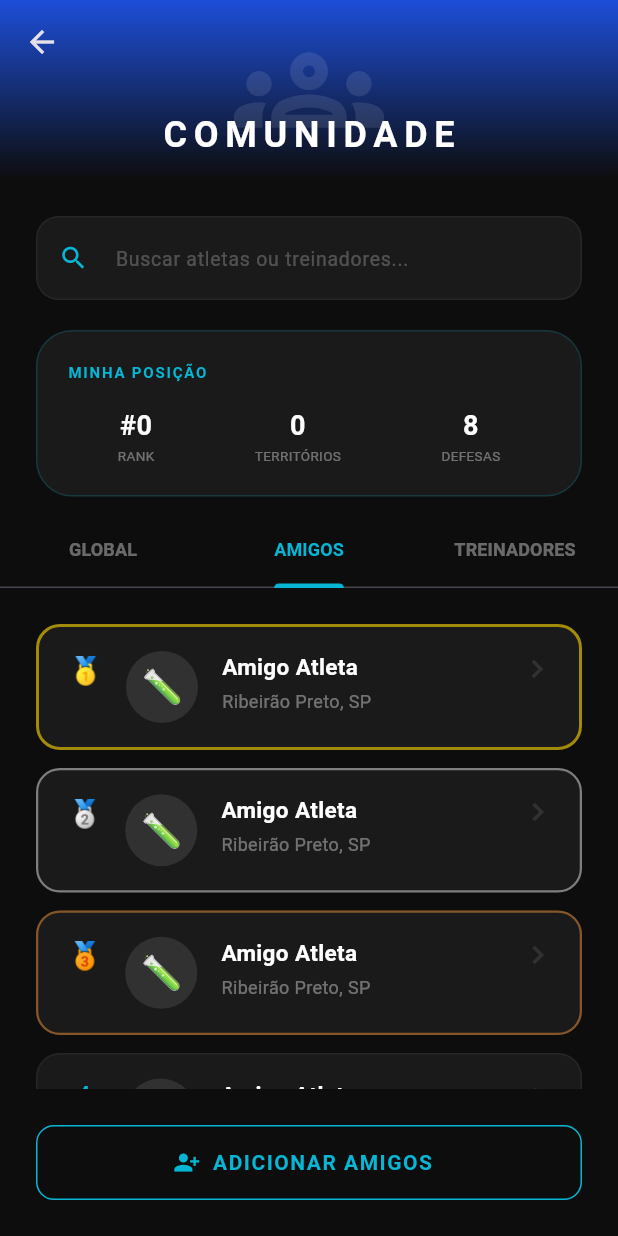
After one commit to Joaohnt27/fitlab_mobile2, a Flutter app: the CommunityScreen screen opened directly, tab 2 chosen, on a phone screen of 412 x 824 dp. The commit adds this screen. Run offline on Flutter 3.47's test engine with Material 3 defaults, Android fonts, the phone set to English and light mode, and no system bars; our stand-ins replace device_preview, mask_text_input_formatter; accounts and stored records are empty.

Commit message:
feat: add community screen

```diff
--- /dev/null
+++ b/lib/models/community_model.dart
@@ -0,0 +1,28 @@
+enum Trend { up, down, same }
+
+class RankingUser {
+  final int id;
+  final String name;
+  final String avatar;
+  final int territories;
+  final int defended;
+  final int captured;
+  final Trend trend;
+  final int rank;
+
+  RankingUser({
+    required this.id, required this.name, required this.avatar,
+    required this.territories, required this.defended,
+    required this.captured, required this.trend, required this.rank,
+  });
+}
+
+class Friend {
+  final int id;
+  final String name;
+  final String avatar;
+  final bool isOnline;
+  final int territories;
+
+  Friend({required this.id, required this.name, required this.avatar, required this.isOnline, required this.territories});
+}
--- /dev/null
+++ b/lib/screens/community_screen.dart
@@ -0,0 +1,478 @@
+import 'package:flutter/material.dart';
+import 'package:provider/provider.dart';
+import '../providers/user_provider.dart';
+
+class CommunityScreen extends StatelessWidget {
+  const CommunityScreen({super.key});
+
+  @override
+  Widget build(BuildContext context) {
+    return DefaultTabController(
+      length: 3,
+      child: Scaffold(
+        backgroundColor: const Color(0xFF0D0D0D),
+        body: CustomScrollView(
+          physics: const BouncingScrollPhysics(),
+          slivers: [
+            // 1. Header Estilo Workout
+            _buildSliverHeader(),
+
+            // 2. Campo de Busca
+            SliverToBoxAdapter(
+              child: Padding(
+                padding: const EdgeInsets.fromLTRB(24, 24, 24, 8),
+                child: _buildSearchBar(),
+              ),
+            ),
+
+            // 3. Card "Minha Posição"
+            SliverToBoxAdapter(
+              child: Padding(
+                padding: const EdgeInsets.symmetric(
+                  horizontal: 24,
+                  vertical: 12,
+                ),
+                child: _buildMyRankCard(context),
+              ),
+            ),
+
+            // 4. TabBar Fixa (Sticky)
+            SliverPersistentHeader(
+              pinned: true,
+              delegate: _SliverAppBarDelegate(
+                const TabBar(
+                  indicatorColor: Color(0xFF06B6D4),
+                  indicatorWeight: 3,
+                  labelColor: Color(0xFF06B6D4),
+                  unselectedLabelColor: Colors.white38,
+                  labelStyle: TextStyle(
+                    fontWeight: FontWeight.bold,
+                    fontSize: 12,
+                  ),
+                  tabs: [
+                    Tab(text: "GLOBAL"),
+                    Tab(text: "AMIGOS"),
+                    Tab(text: "TREINADORES"),
+                  ],
+                ),
+              ),
+            ),
+
+            // 5. Conteúdo das Abas
+            SliverFillRemaining(
+              child: TabBarView(
+                children: [
+                  _buildGlobalTab(),
+                  _buildFriendsTab(),
+                  _buildTrainersTab(context),
+                ],
+              ),
+            ),
+          ],
+        ),
+      ),
+    );
+  }
+
+  // --- COMPONENTES DE INTERFACE ---
+
+  Widget _buildSliverHeader() {
+    return SliverAppBar(
+      expandedHeight: 120.0,
+      pinned: true,
+      backgroundColor: const Color(0xFF1A1A1A),
+      flexibleSpace: FlexibleSpaceBar(
+        centerTitle: true,
+        title: const Text(
+          "COMUNIDADE",
+          style: TextStyle(
+            color: Colors.white,
+            fontSize: 16,
+            fontWeight: FontWeight.bold,
+            letterSpacing: 3,
+          ),
+        ),
+        background: Container(
+          decoration: const BoxDecoration(
+            gradient: LinearGradient(
+              begin: Alignment.topCenter,
+              end: Alignment.bottomCenter,
+              colors: [Color(0xFF1D4ED8), Color(0xFF0D0D0D)],
+            ),
+          ),
+          child: const Opacity(
+            opacity: 0.1,
+            child: Icon(Icons.groups_outlined, size: 100, color: Colors.white),
+          ),
+        ),
+      ),
+    );
+  }
+
+  Widget _buildSearchBar() {
+    return Container(
+      decoration: BoxDecoration(
+        color: const Color(0xFF1A1A1A),
+        borderRadius: BorderRadius.circular(15),
+        border: Border.all(color: Colors.white.withOpacity(0.05)),
+      ),
+      child: const TextField(
+        style: TextStyle(color: Colors.white),
+        decoration: InputDecoration(
+          hintText: "Buscar atletas ou treinadores...",
+          hintStyle: TextStyle(color: Colors.white24, fontSize: 13),
+          prefixIcon: Icon(Icons.search, color: Color(0xFF06B6D4), size: 20),
+          border: InputBorder.none,
+          contentPadding: EdgeInsets.symmetric(vertical: 15),
+        ),
+      ),
+    );
+  }
+
+  Widget _buildMyRankCard(BuildContext context) {
+    final user = Provider.of<UserProvider>(context).usuarioLogado;
+    return Container(
+      padding: const EdgeInsets.all(20),
+      decoration: BoxDecoration(
+        color: const Color(0xFF1A1A1A),
+        borderRadius: BorderRadius.circular(24),
+        border: Border.all(color: const Color(0xFF06B6D4).withOpacity(0.2)),
+      ),
+      child: Column(
+        crossAxisAlignment: CrossAxisAlignment.start,
+        children: [
+          const Text(
+            "MINHA POSIÇÃO",
+            style: TextStyle(
+              color: Color(0xFF06B6D4),
+              fontSize: 10,
+              fontWeight: FontWeight.bold,
+              letterSpacing: 1.2,
+            ),
+          ),
+          const SizedBox(height: 16),
+          Row(
+            mainAxisAlignment: MainAxisAlignment.spaceAround,
+            children: [
+              _StatColumn(label: "RANK", value: "#${user?.ranking ?? '--'}"),
+              _StatColumn(
+                label: "TERRITÓRIOS",
+                value: "${user?.territorios ?? 0}",
+              ),
+              _StatColumn(label: "DEFESAS", value: "8"),
+            ],
+          ),
+        ],
+      ),
+    );
+  }
+
+  // --- CONTEÚDO DAS ABAS ---
+
+  Widget _buildGlobalTab() {
+    return ListView.builder(
+      padding: const EdgeInsets.all(24),
+      itemCount: 8,
+      itemBuilder: (context, index) =>
+          _RankingTile(index: index, name: "Atleta Lab Global"),
+    );
+  }
+
+  Widget _buildFriendsTab() {
+    return Column(
+      children: [
+        Expanded(
+          child: ListView.builder(
+            padding: const EdgeInsets.all(24),
+            itemCount: 4,
+            itemBuilder: (context, index) =>
+                _RankingTile(index: index, name: "Amigo Atleta"),
+          ),
+        ),
+        Padding(
+          padding: const EdgeInsets.all(24.0),
+          child: SizedBox(
+            width: double.infinity,
+            height: 50,
+            child: OutlinedButton.icon(
+              onPressed: () {}, // Lógica para adicionar amigos
+              icon: const Icon(Icons.person_add_alt_1, size: 18),
+              label: const Text(
+                "ADICIONAR AMIGOS",
+                style: TextStyle(fontWeight: FontWeight.bold, letterSpacing: 1),
+              ),
+              style: OutlinedButton.styleFrom(
+                foregroundColor: const Color(0xFF06B6D4),
+                side: const BorderSide(color: Color(0xFF06B6D4)),
+                shape: RoundedRectangleBorder(
+                  borderRadius: BorderRadius.circular(12),
+                ),
+              ),
+            ),
+          ),
+        ),
+      ],
+    );
+  }
+
+  Widget _buildTrainersTab(BuildContext context) {
+    return ListView(
+      padding: const EdgeInsets.all(24),
+      children: [
+        Container(
+          padding: const EdgeInsets.all(16),
+          decoration: BoxDecoration(
+            color: const Color(0xFF1D4ED8).withOpacity(0.1),
+            borderRadius: BorderRadius.circular(12),
+            border: Border.all(color: const Color(0xFF1D4ED8).withOpacity(0.3)),
+          ),
+          child: const Row(
+            children: [
+              Icon(Icons.lightbulb_outline, color: Color(0xFF06B6D4), size: 20),
+              SizedBox(width: 12),
+              Expanded(
+                child: Text(
+                  "Encontre treinadores profissionais e certificados para acelerar seus resultados",
+                  style: TextStyle(color: Colors.white70, fontSize: 12),
+                ),
+              ),
+            ],
+          ),
+        ),
+        const SizedBox(height: 16),
+        _RankingTile(
+          index: 0,
+          name: "Prof. Ricardo Silva",
+          isTrainer: true,
+          specialty: "Maratona & Corrida de Rua",
+          rating: 4.8,
+          students: 120,
+        ),
+        _RankingTile(
+          index: 1,
+          name: "Coach Marina Luz",
+          isTrainer: true,
+          specialty: "HIIT & Performance Muscular",
+          rating: 4.9,
+          students: 200,
+        ),
+        _RankingTile(
+          index: 2,
+          name: "Dr. Paulo Mendes",
+          isTrainer: true,
+          specialty: "Reabilitação Esportiva",
+          rating: 4.7,
+          students: 80,
+        ),
+      ],
+    );
+  }
+}
+
+// --- WIDGETS DE APOIO ---
+
+class _StatColumn extends StatelessWidget {
+  final String label;
+  final String value;
+  const _StatColumn({required this.label, required this.value});
+
+  @override
+  Widget build(BuildContext context) {
+    return Column(
+      children: [
+        Text(
+          value,
+          style: const TextStyle(
+            color: Colors.white,
+            fontSize: 18,
+            fontWeight: FontWeight.bold,
+          ),
+        ),
+        Text(label, style: const TextStyle(color: Colors.white38, fontSize: 9)),
+      ],
+    );
+  }
+}
+
+class _RankingTile extends StatelessWidget {
+  final int index;
+  final String name;
+  final bool isTrainer;
+  final String? specialty;
+  final double rating; // Adicionado: 0.0 a 5.0
+  final int students; // Adicionado: Qtd de alunos
+
+  const _RankingTile({
+    super.key,
+    required this.index,
+    required this.name,
+    this.isTrainer = false,
+    this.specialty,
+    this.rating = 0.0,
+    this.students = 0,
+  });
+
+  @override
+  Widget build(BuildContext context) {
+    Color borderColor = Colors.white.withOpacity(0.05);
+    Widget rankIcon = Text(
+      "${index + 1}",
+      style: const TextStyle(
+        color: Color(0xFF06B6D4),
+        fontWeight: FontWeight.bold,
+      ),
+    );
+    double borderWidth = 1;
+
+    // Lógica do Top 3 para Atletas
+    if (!isTrainer) {
+      if (index == 0) {
+        borderColor = const Color(0xFFFFD700).withOpacity(0.6);
+        rankIcon = const Text("🥇", style: TextStyle(fontSize: 18));
+        borderWidth = 2;
+      } else if (index == 1) {
+        borderColor = const Color(0xFFC0C0C0).withOpacity(0.6);
+        rankIcon = const Text("🥈", style: TextStyle(fontSize: 18));
+        borderWidth = 1.5;
+      } else if (index == 2) {
+        borderColor = const Color(0xFFCD7F32).withOpacity(0.6);
+        rankIcon = const Text("🥉", style: TextStyle(fontSize: 18));
+        borderWidth = 1.5;
+      }
+    }
+
+    return GestureDetector(
+      onTap: isTrainer ? () => _mostrarPerfilTreinador(context) : null,
+      child: Container(
+        margin: const EdgeInsets.only(bottom: 12),
+        padding: const EdgeInsets.all(16),
+        decoration: BoxDecoration(
+          color: const Color(0xFF1A1A1A),
+          borderRadius: BorderRadius.circular(16),
+          border: Border.all(color: borderColor, width: borderWidth),
+        ),
+        child: Row(
+          crossAxisAlignment:
+              CrossAxisAlignment.start, // Alinha ao topo para caber mais info
+          children: [
+            if (!isTrainer) SizedBox(width: 30, child: Center(child: rankIcon)),
+            const SizedBox(width: 12),
+            CircleAvatar(
+              radius: 24,
+              backgroundColor: Colors.white10,
+              child: Text(
+                isTrainer ? "👨‍🏫" : "🧪",
+                style: const TextStyle(fontSize: 22),
+              ),
+            ),
+            const SizedBox(width: 16),
+            Expanded(
+              child: Column(
+                crossAxisAlignment: CrossAxisAlignment.start,
+                children: [
+                  Row(
+                    children: [
+                      Text(
+                        name,
+                        style: const TextStyle(
+                          color: Colors.white,
+                          fontWeight: FontWeight.bold,
+                          fontSize: 15,
+                        ),
+                      ),
+                      if (isTrainer) ...[
+                        const SizedBox(width: 4),
+                        const Icon(
+                          Icons.verified,
+                          color: Color(0xFF06B6D4),
+                          size: 14,
+                        ),
+                      ],
+                    ],
+                  ),
+                  const SizedBox(height: 4),
+                  Text(
+                    isTrainer
+                        ? (specialty ?? "Consultoria")
+                        : "Ribeirão Preto, SP",
+                    style: const TextStyle(color: Colors.white38, fontSize: 12),
+                  ),
+
+                  // Seção exclusiva para Treinadores: Estrelas e Alunos
+                  if (isTrainer) ...[
+                    const SizedBox(height: 8),
+                    Row(
+                      children: [
+                        // Estrelas
+                        const Icon(Icons.star, color: Colors.amber, size: 14),
+                        const SizedBox(width: 4),
+                        Text(
+                          rating.toStringAsFixed(1),
+                          style: const TextStyle(
+                            color: Colors.amber,
+                            fontSize: 12,
+                            fontWeight: FontWeight.bold,
+                          ),
+                        ),
+                        const SizedBox(width: 12),
+                        // Alunos
+                        const Icon(
+                          Icons.groups,
+                          color: Colors.white38,
+                          size: 14,
+                        ),
+                        const SizedBox(width: 4),
+                        Text(
+                          "$students alunos",
+                          style: const TextStyle(
+                            color: Colors.white38,
+                            fontSize: 12,
+                          ),
+                        ),
+                      ],
+                    ),
+                  ],
+                ],
+              ),
+            ),
+            const Icon(Icons.chevron_right, color: Colors.white10),
+          ],
+        ),
+      ),
+    );
+  }
+
+  void _mostrarPerfilTreinador(BuildContext context) {
+    ScaffoldMessenger.of(context).showSnackBar(
+      SnackBar(
+        backgroundColor: const Color(0xFF1A1A1A),
+        content: Text(
+          "Acessando perfil de especialista: $name",
+          style: const TextStyle(color: Color(0xFF06B6D4)),
+        ),
+      ),
+    );
+  }
+}
+
+class _SliverAppBarDelegate extends SliverPersistentHeaderDelegate {
+  _SliverAppBarDelegate(this._tabBar);
+  final TabBar _tabBar;
+
+  @override
+  double get minExtent => _tabBar.preferredSize.height;
+  @override
+  double get maxExtent => _tabBar.preferredSize.height;
+
+  @override
+  Widget build(
+    BuildContext context,
+    double shrinkOffset,
+    bool overlapsContent,
+  ) {
+    return Container(color: const Color(0xFF0D0D0D), child: _tabBar);
+  }
+
+  @override
+  bool shouldRebuild(_SliverAppBarDelegate oldDelegate) => false;
+}
--- a/lib/screens/main_layout.dart
+++ b/lib/screens/main_layout.dart
@@ -1,3 +1,4 @@
+import 'package:fitlab_mobile2/screens/community_screen.dart';
 import 'package:fitlab_mobile2/screens/feed_screen.dart';
 import 'package:fitlab_mobile2/screens/profile_screen.dart';
 import 'package:flutter/material.dart';
@@ -21,9 +22,7 @@ class _MainLayoutState extends State<MainLayout> {
     const Center(
       child: Text('Corrida (Play)', style: TextStyle(color: Colors.white)),
     ),
-    const Center(
-      child: Text('Comunidade', style: TextStyle(color: Colors.white)),
-    ),
+    const CommunityScreen(),
     const ProfileScreen(),
   ];
 
```
